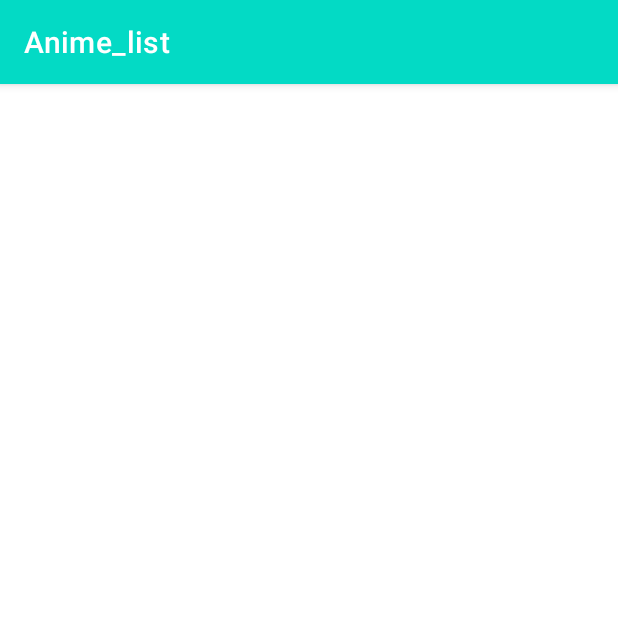
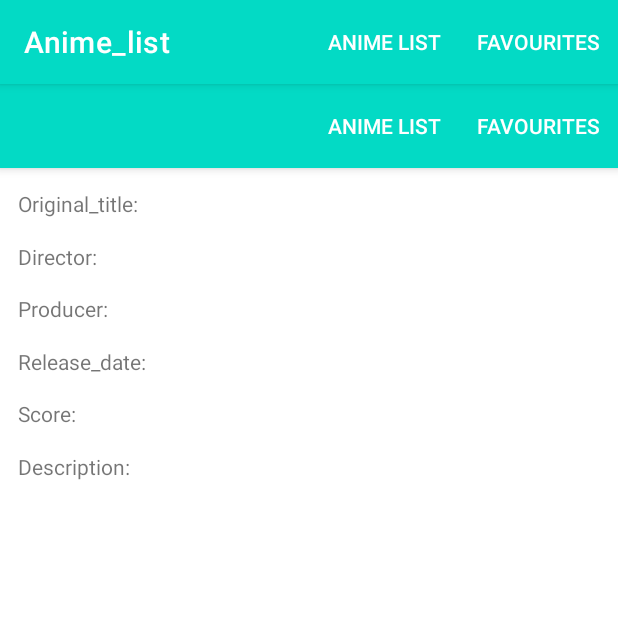
Before and after one commit to Kricsi16/Mobil_HF, an Android app: the DeatilsActivity screen opened directly, with no data from a screen before it, on a phone screen of 412 x 824 dp, the top half of it. Run offline under Robolectric (Android 15) with nearby library versions, the phone set to English and light mode, and no system bars; 1 statement that could not run was skipped.

Commit message:
details_view

```diff
--- a/app/src/main/java/com/example/anime_list/DeatilsActivity.kt
+++ b/app/src/main/java/com/example/anime_list/DeatilsActivity.kt
@@ -2,10 +2,37 @@ package com.example.anime_list
 
 import androidx.appcompat.app.AppCompatActivity
 import android.os.Bundle
+import android.view.Menu
+import androidx.appcompat.widget.Toolbar
 
 class DeatilsActivity : AppCompatActivity() {
+
+    private lateinit var toolBar: Toolbar
+
+
     override fun onCreate(savedInstanceState: Bundle?) {
         super.onCreate(savedInstanceState)
         setContentView(R.layout.activity_deatils)
+        toolBar=findViewById(R.id.toolbar)
+        setSupportActionBar(toolBar)
+        toolBar.inflateMenu(R.menu.menu_main)
+    }
+
+
+    override fun onCreateOptionsMenu(menu: Menu?): Boolean {
+        menuInflater.inflate(R.menu.menu_main,menu)
+        /*val favouriteActionButton: AppCompatButton = findViewById(R.id.action_favourites)
+        favouriteActionButton.setOnClickListener{
+            val intent = Intent(this, FavouriteActivity::class.java)
+            startActivity(intent)
+        }
+
+        val animelistActionButton: AppCompatButton = findViewById(R.id.action_animelist)
+        animelistActionButton.setOnClickListener{
+            val intent = Intent(this, MainActivity::class.java)
+            startActivity(intent)
+        }*/
+        return true
+
     }
 }
--- a/app/src/main/java/com/example/anime_list/FavouriteActivity.kt
+++ b/app/src/main/java/com/example/anime_list/FavouriteActivity.kt
@@ -1,5 +1,6 @@
 package com.example.anime_list
 
+import android.content.Intent
 import android.os.Bundle
 import android.os.PersistableBundle
 import com.google.android.material.floatingactionbutton.FloatingActionButton
@@ -7,6 +8,8 @@ import com.google.android.material.snackbar.Snackbar
 import androidx.appcompat.app.AppCompatActivity
 import android.view.Menu
 import android.view.MenuItem
+import android.widget.Button
+import androidx.appcompat.widget.AppCompatButton
 import androidx.appcompat.widget.Toolbar
 import androidx.recyclerview.widget.LinearLayoutManager
 import androidx.recyclerview.widget.RecyclerView
@@ -37,6 +40,26 @@ class FavouriteActivity: AppCompatActivity() {
         toolBar=findViewById(R.id.toolbar)
         setSupportActionBar(toolBar)
         toolBar.inflateMenu(R.menu.menu_main)
+
+        val favouriteActionButton: AppCompatButton = findViewById(R.id.action_favourites)
+        favouriteActionButton.setOnClickListener{
+            val intent = Intent(this, FavouriteActivity::class.java)
+            startActivity(intent)
+        }
+
+        val animelistActionButton: AppCompatButton = findViewById(R.id.action_animelist)
+        animelistActionButton.setOnClickListener{
+            val intent = Intent(this, MainActivity::class.java)
+            startActivity(intent)
+        }
+
+        val detailsActionButton: Button = findViewById(R.id.DetailsButton)
+        detailsActionButton.setOnClickListener{
+            val intent = Intent(this, DeatilsActivity::class.java)
+            startActivity(intent)
+        }
+
+
     }
 
     override fun onCreateOptionsMenu(menu: Menu?): Boolean {
--- a/app/src/main/java/com/example/anime_list/MainActivity.kt
+++ b/app/src/main/java/com/example/anime_list/MainActivity.kt
@@ -1,5 +1,6 @@
 package com.example.anime_list
 
+import android.content.Intent
 import android.os.Bundle
 import android.os.PersistableBundle
 import com.google.android.material.floatingactionbutton.FloatingActionButton
@@ -7,7 +8,12 @@ import com.google.android.material.snackbar.Snackbar
 import androidx.appcompat.app.AppCompatActivity
 import android.view.Menu
 import android.view.MenuItem
+import android.view.View
+import android.widget.Button
+import androidx.appcompat.widget.AppCompatButton
+import android.widget.ImageButton
 import androidx.appcompat.widget.Toolbar
+import androidx.core.content.ContextCompat.startActivity
 import androidx.recyclerview.widget.LinearLayoutManager
 import androidx.recyclerview.widget.RecyclerView
 
@@ -38,12 +44,35 @@ class MainActivity : AppCompatActivity() {
         toolBar=findViewById(R.id.toolbar)
         setSupportActionBar(toolBar)
         toolBar.inflateMenu(R.menu.menu_main)
+
+
+
+        //val detailsActionButton: Button = findViewById(R.id.DetailsButton)
+        //detailsActionButton.setOnClickListener{
+        //    val intent = Intent(this, DeatilsActivity::class.java)
+        //    startActivity(intent)
+        //}
+
     }
 
-    override fun onCreateOptionsMenu(menu: Menu?): Boolean {
-        menuInflater.inflate(R.menu.menu_main,menu)
+
+        override fun onCreateOptionsMenu(menu: Menu?): Boolean {
+            menuInflater.inflate(R.menu.menu_main,menu)
+        /*val favouriteActionButton: AppCompatButton = findViewById(R.id.action_favourites)
+        favouriteActionButton.setOnClickListener{
+            val intent = Intent(this, FavouriteActivity::class.java)
+            startActivity(intent)
+        }
+
+        val animelistActionButton: AppCompatButton = findViewById(R.id.action_animelist)
+        animelistActionButton.setOnClickListener{
+            val intent = Intent(this, MainActivity::class.java)
+            startActivity(intent)
+        }*/
         return true
+
     }
+
 
 
     override fun onOptionsItemSelected(item: MenuItem): Boolean {
--- a/app/src/main/res/layout/activity_deatils.xml
+++ b/app/src/main/res/layout/activity_deatils.xml
@@ -1,9 +1,27 @@
 <?xml version="1.0" encoding="utf-8"?>
-<androidx.constraintlayout.widget.ConstraintLayout xmlns:android="http://schemas.android.com/apk/res/android"
+<androidx.coordinatorlayout.widget.CoordinatorLayout xmlns:android="http://schemas.android.com/apk/res/android"
     xmlns:app="http://schemas.android.com/apk/res-auto"
     xmlns:tools="http://schemas.android.com/tools"
     android:layout_width="match_parent"
     android:layout_height="match_parent"
     tools:context=".DeatilsActivity">
 
-</androidx.constraintlayout.widget.ConstraintLayout>
+    <com.google.android.material.appbar.AppBarLayout
+        android:layout_width="match_parent"
+        android:layout_height="wrap_content"
+        android:theme="@style/Theme.Anime_list.AppBarOverlay">
+
+
+
+    <androidx.appcompat.widget.Toolbar
+        android:id="@+id/toolbar"
+        android:layout_width="match_parent"
+        android:layout_height="?attr/actionBarSize"
+        android:background="?attr/colorPrimary"
+        app:popupTheme="@style/Theme.Anime_list.PopupOverlay" />
+
+    </com.google.android.material.appbar.AppBarLayout>
+
+    <include layout="@layout/content_details" />
+
+</androidx.coordinatorlayout.widget.CoordinatorLayout>
--- /dev/null
+++ b/app/src/main/res/layout/content_details.xml
@@ -0,0 +1,85 @@
+<?xml version="1.0" encoding="utf-8"?>
+<androidx.constraintlayout.widget.ConstraintLayout xmlns:android="http://schemas.android.com/apk/res/android"
+    xmlns:app="http://schemas.android.com/apk/res-auto"
+    xmlns:tools="http://schemas.android.com/tools"
+    android:layout_width="match_parent"
+    android:layout_height="match_parent">
+
+
+    <TextView
+        android:id="@+id/title"
+        android:layout_width="wrap_content"
+        android:layout_height="wrap_content"
+        android:layout_marginStart="176dp"
+        android:layout_marginLeft="176dp"
+        android:layout_marginTop="24dp"
+        android:text="@string/title"
+        app:layout_constraintStart_toStartOf="parent"
+        app:layout_constraintTop_toTopOf="parent" />
+
+    <TextView
+        android:id="@+id/original_title"
+        android:layout_width="wrap_content"
+        android:layout_height="wrap_content"
+        android:layout_marginStart="12dp"
+        android:layout_marginLeft="12dp"
+        android:layout_marginTop="70dp"
+        android:text="@string/original_title"
+        app:layout_constraintStart_toStartOf="parent"
+        app:layout_constraintTop_toTopOf="parent" />
+
+    <TextView
+        android:id="@+id/director"
+        android:layout_width="wrap_content"
+        android:layout_height="wrap_content"
+        android:layout_marginStart="12dp"
+        android:layout_marginLeft="12dp"
+        android:layout_marginTop="105dp"
+        android:text="@string/director"
+        app:layout_constraintStart_toStartOf="parent"
+        app:layout_constraintTop_toTopOf="parent" />
+
+    <TextView
+        android:id="@+id/producer"
+        android:layout_width="wrap_content"
+        android:layout_height="wrap_content"
+        android:layout_marginStart="12dp"
+        android:layout_marginLeft="12dp"
+        android:layout_marginTop="140dp"
+        android:text="@string/producer"
+        app:layout_constraintStart_toStartOf="parent"
+        app:layout_constraintTop_toTopOf="parent" />
+
+    <TextView
+        android:id="@+id/release_date"
+        android:layout_width="wrap_content"
+        android:layout_height="wrap_content"
+        android:layout_marginStart="12dp"
+        android:layout_marginLeft="12dp"
+        android:layout_marginTop="175dp"
+        android:text="@string/release_date"
+        app:layout_constraintStart_toStartOf="parent"
+        app:layout_constraintTop_toTopOf="parent" />
+
+    <TextView
+        android:id="@+id/score"
+        android:layout_width="wrap_content"
+        android:layout_height="wrap_content"
+        android:layout_marginStart="12dp"
+        android:layout_marginLeft="12dp"
+        android:layout_marginTop="210dp"
+        android:text="@string/score"
+        app:layout_constraintStart_toStartOf="parent"
+        app:layout_constraintTop_toTopOf="parent" />
+
+    <TextView
+        android:id="@+id/description"
+        android:layout_width="wrap_content"
+        android:layout_height="wrap_content"
+        android:layout_marginStart="12dp"
+        android:layout_marginLeft="12dp"
+        android:layout_marginTop="245dp"
+        android:text="@string/description"
+        app:layout_constraintStart_toStartOf="parent"
+        app:layout_constraintTop_toTopOf="parent" />
+</androidx.constraintlayout.widget.ConstraintLayout>
--- a/app/src/main/res/values/strings.xml
+++ b/app/src/main/res/values/strings.xml
@@ -13,5 +13,12 @@
     <string name="favourite">favourite</string>
     <string name="action_animelist">Anime list</string>
     <string name="action_favourite">Favourites</string>
+    <string name="title">Title</string>
+    <string name="original_title">Original_title:</string>
+    <string name="director">Director:</string>
+    <string name="producer">Producer:</string>
+    <string name="release_date">Release_date:</string>
+    <string name="score">Score:</string>
+    <string name="description">Description:</string>
 
 </resources>
```
